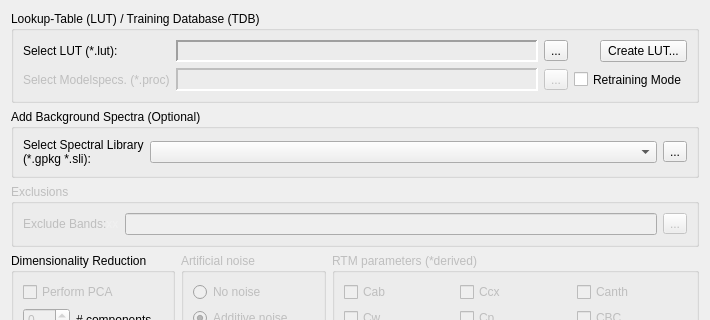
EnMAP-Box/enmap-box, file enmapbox/apps/lmuvegetationapps/Resources/UserInterfaces/Processor_Train.ui: the form before one commit; both pictures show x 0 to 710 and y 0 to 320 of the 710 by 912 pixel window.
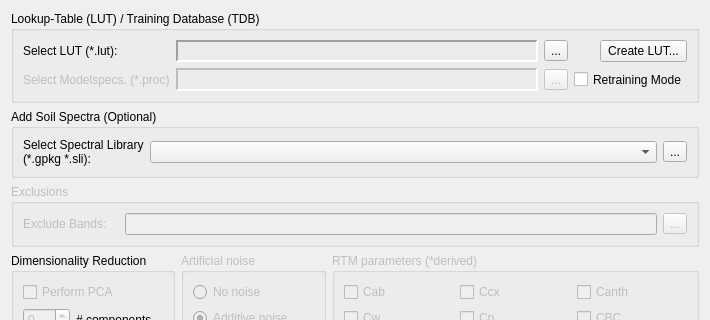
The form after the commit. Custom widgets are drawn as their Qt base class.

Commit message: Minor corrections for previous merge

```diff
--- a/enmapbox/apps/lmuvegetationapps/Resources/UserInterfaces/Processor_Train.ui
+++ b/enmapbox/apps/lmuvegetationapps/Resources/UserInterfaces/Processor_Train.ui
@@ -2056,7 +2056,7 @@
    <item row="1" column="0" colspan="3">
     <widget class="QGroupBox" name="groupBox_3">
      <property name="title">
-      <string>Add Background Spectra (Optional)</string>
+      <string>Add Soil Spectra (Optional)</string>
      </property>
      <layout class="QGridLayout" name="gridLayout_15">
       <item row="0" column="0">
```
The commit also changes 1 other file.
